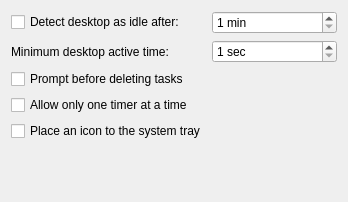
Old version of the form src/settings/cfgbehavior.ui in the repository FlyingWolFox/ktimetracker.
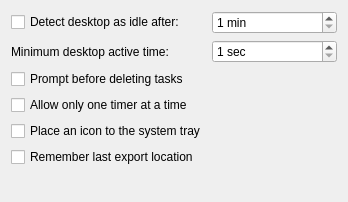
New version of the form.

Commit message: Make the export to file dialog remember the last saved location

Diff of the .ui file:
```diff
--- a/src/settings/cfgbehavior.ui
+++ b/src/settings/cfgbehavior.ui
@@ -80,6 +80,13 @@
     </widget>
    </item>
    <item row="5" column="0">
+    <widget class="QCheckBox" name="kcfg_rememberLastExportLocation">
+     <property name="text">
+      <string>Remember last export location</string>
+     </property>
+    </widget>
+   </item>
+   <item row="6" column="0">
     <spacer>
      <property name="orientation">
       <enum>Qt::Vertical</enum>
```
The commit also changes 4 other files.
